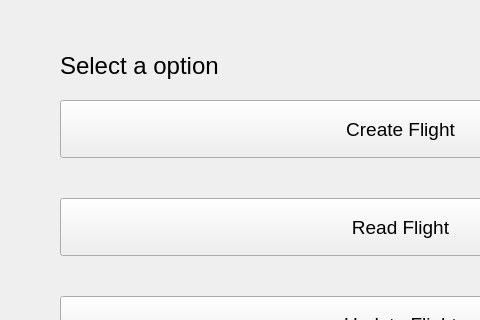
Before: the Qt Designer form GJR/views/manageFlight.ui in CaduRomaniello/GJR, drawn with Qt 5; both pictures show x 0 to 480 and y 0 to 320 of the 800 by 600 pixel window.
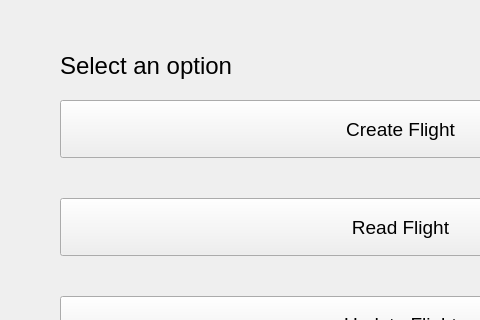
After: the same form once the commit is applied.

The edit to the form file:
```diff
--- a/GJR/views/manageFlight.ui
+++ b/GJR/views/manageFlight.ui
@@ -29,7 +29,7 @@
      </font>
     </property>
     <property name="text">
-     <string>Select a option</string>
+     <string>Select an option</string>
     </property>
    </widget>
    <widget class="QWidget" name="verticalLayoutWidget">
```
Left out of the diff: 2 changed lines with no effect on the pictures.
